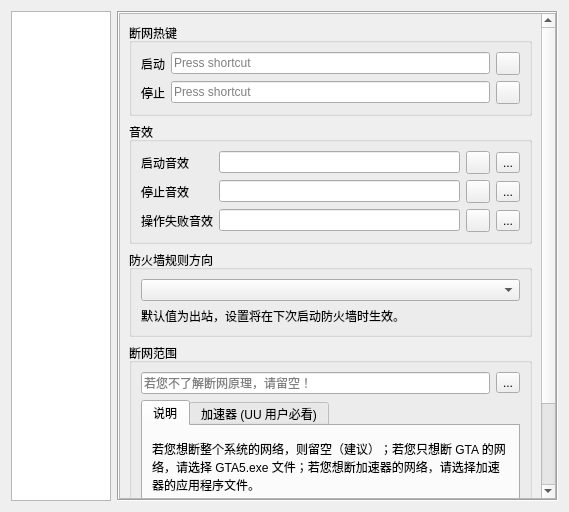
Old version of the form EliteSpeedrunTool/SettingDialog.ui in the repository GTA5Oracle/EliteSpeedrunTool.
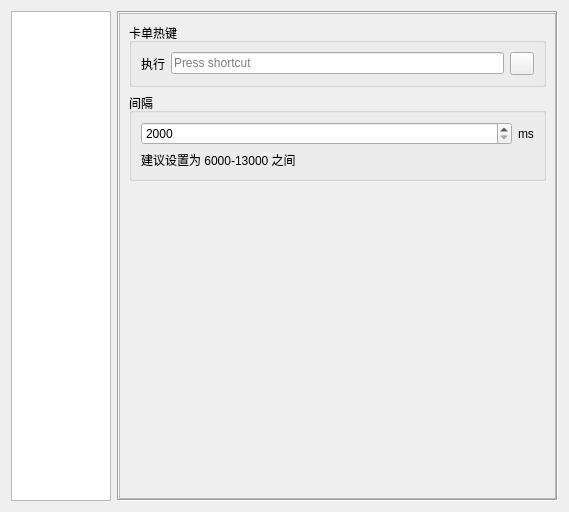
New version of the form. The open tabs and pages were chosen to show the change. Icons and pictures are not drawn.

Commit message: [feature] Support for suspending (pausing) the game process; support applying firewall rules to both inbound and outbound at the same time

What changed in the file:
```diff
--- a/EliteSpeedrunTool/SettingDialog.ui
+++ b/EliteSpeedrunTool/SettingDialog.ui
@@ -46,7 +46,7 @@
       <enum>QFrame::Sunken</enum>
      </property>
      <property name="currentIndex">
-      <number>2</number>
+      <number>4</number>
      </property>
      <widget class="QWidget" name="pageGeneral">
       <layout class="QVBoxLayout" name="verticalLayout_21">
@@ -712,8 +712,8 @@
            <rect>
             <x>0</x>
             <y>0</y>
-            <width>433</width>
-            <height>588</height>
+            <width>204</width>
+            <height>723</height>
            </rect>
           </property>
           <layout class="QVBoxLayout" name="verticalLayout_14">
@@ -1169,6 +1169,127 @@
        </item>
       </layout>
      </widget>
+     <widget class="QWidget" name="pageSuspendProcess">
+      <layout class="QVBoxLayout" name="verticalLayout_15">
+       <property name="leftMargin">
+        <number>0</number>
+       </property>
+       <property name="topMargin">
+        <number>0</number>
+       </property>
+       <property name="rightMargin">
+        <number>0</number>
+       </property>
+       <property name="bottomMargin">
+        <number>0</number>
+       </property>
+       <item>
+        <widget class="QScrollArea" name="scrollArea_11">
+         <property name="widgetResizable">
+          <bool>true</bool>
+         </property>
+         <widget class="QWidget" name="scrollAreaWidgetContents_11">
+          <property name="geometry">
+           <rect>
+            <x>0</x>
+            <y>0</y>
+            <width>447</width>
+            <height>488</height>
+           </rect>
+          </property>
+          <layout class="QVBoxLayout" name="verticalLayout_31">
+           <item>
+            <widget class="QGroupBox" name="groupBox_16">
+             <property name="title">
+              <string>卡单热键</string>
+             </property>
+             <layout class="QGridLayout" name="gridLayout_7">
+              <item row="0" column="1">
+               <widget class="QKeySequenceEdit" name="keySeqSuspendProcess"/>
+              </item>
+              <item row="0" column="0">
+               <widget class="QLabel" name="label_38">
+                <property name="text">
+                 <string>执行</string>
+                </property>
+               </widget>
+              </item>
+              <item row="0" column="2">
+               <widget class="QToolButton" name="tbClearSuspendProcessEdit">
+                <property name="icon">
+                 <iconset resource="resource.qrc">
+                  <normaloff>:/image/ic_cancel.ico</normaloff>:/image/ic_cancel.ico</iconset>
+                </property>
+               </widget>
+              </item>
+             </layout>
+            </widget>
+           </item>
+           <item>
+            <widget class="QGroupBox" name="groupBox_9">
+             <property name="title">
+              <string>间隔</string>
+             </property>
+             <layout class="QVBoxLayout" name="verticalLayout_32">
+              <item>
+               <layout class="QHBoxLayout" name="_21">
+                <item>
+                 <widget class="QSpinBox" name="sbSuspendProcessDuration">
+                  <property name="minimum">
+                   <number>2000</number>
+                  </property>
+                  <property name="maximum">
+                   <number>20000</number>
+                  </property>
+                 </widget>
+                </item>
+                <item>
+                 <widget class="QLabel" name="label_26">
+                  <property name="sizePolicy">
+                   <sizepolicy hsizetype="Maximum" vsizetype="Preferred">
+                    <horstretch>0</horstretch>
+                    <verstretch>0</verstretch>
+                   </sizepolicy>
+                  </property>
+                  <property name="text">
+                   <string notr="true">ms</string>
+                  </property>
+                 </widget>
+                </item>
+               </layout>
+              </item>
+              <item>
+               <widget class="QLabel" name="label_39">
+                <property name="text">
+                 <string>建议设置为 6000-13000 之间</string>
+                </property>
+                <property name="wordWrap">
+                 <bool>true</bool>
+                </property>
+               </widget>
+              </item>
+             </layout>
+            </widget>
+           </item>
+           <item>
+            <spacer name="verticalSpacer_3">
+             <property name="orientation">
+              <enum>Qt::Vertical</enum>
+             </property>
+             <property name="sizeHint" stdset="0">
+              <size>
+               <width>20</width>
+               <height>1</height>
+              </size>
+             </property>
+            </spacer>
+           </item>
+          </layout>
+         </widget>
+        </widget>
+       </item>
+      </layout>
+     </widget>
      <widget class="QWidget" name="pageCloseGameImmediately">
       <layout class="QVBoxLayout" name="verticalLayout_29">
        <property name="leftMargin">
```
Left out of the diff: 30 changed lines with no effect on the pictures. The commit also changes 19 other files.
